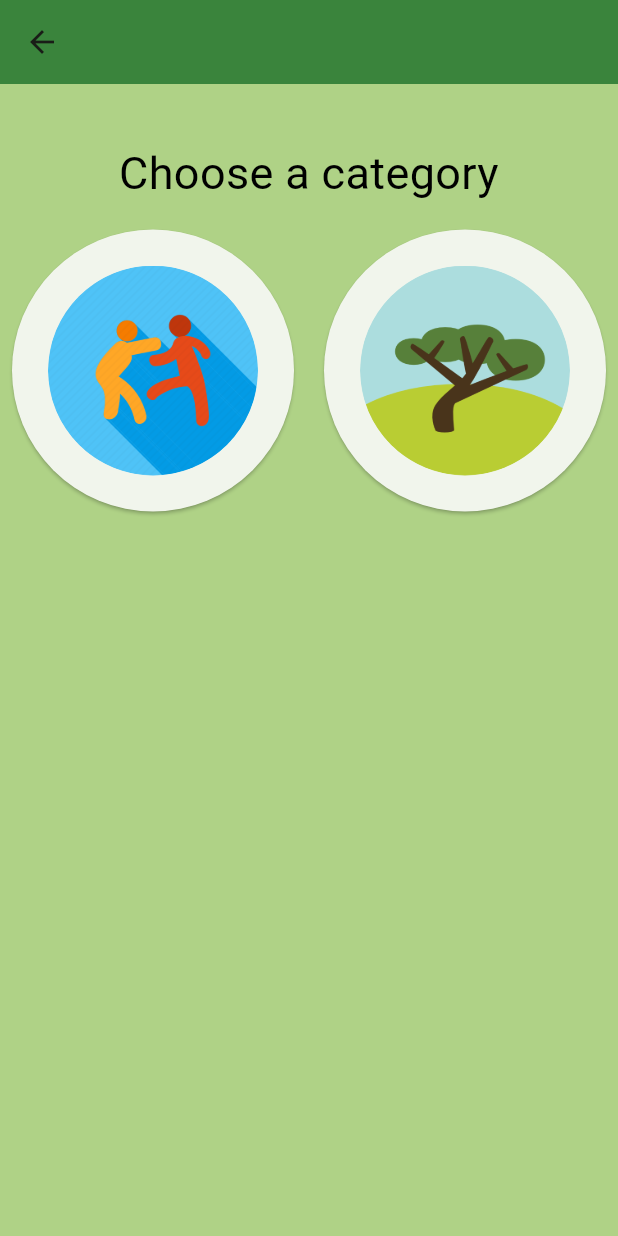
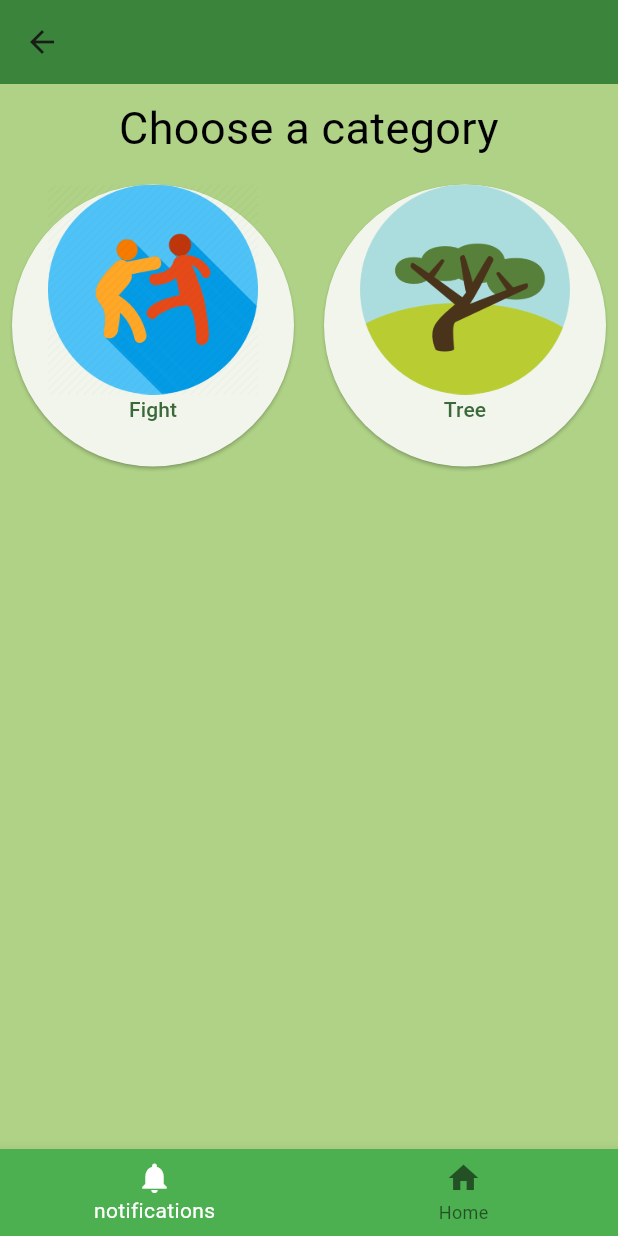
Before and after one commit to saja-massimi/notify_ju, a Flutter app: the Categories screen opened directly, on a phone screen of 412 x 824 dp. Run offline on Flutter 3.47's test engine with Material 3 defaults, Android fonts, the light colour scheme and no system bars; our stand-ins replace get, image_picker; missing offline and left inert: contactus, flutter_sound; accounts and stored records are empty.

Commit message:
hala last

```diff
--- /dev/null
+++ b/devtools_options.yaml
@@ -0,0 +1 @@
+extensions:
--- a/lib/Screens/categories.dart
+++ b/lib/Screens/categories.dart
@@ -1,5 +1,6 @@
 import 'package:flutter/material.dart';
 import 'package:notify_ju/Screens/add_report.dart';
+import 'package:notify_ju/Screens/reportNotification.dart';
 
 class Categories extends StatelessWidget {
   final List<String> image = [
@@ -7,16 +8,20 @@ class Categories extends StatelessWidget {
     'images/tree.png',
   ];
 
+  final List<String> names = [
+    'Fight',
+    'Tree',
+  ];
+
   @override
   Widget build(BuildContext context) {
-    return  Scaffold(
-        backgroundColor:const Color.fromARGB(255, 175, 210, 134),
+    return Scaffold(
+        backgroundColor: const Color.fromARGB(255, 175, 210, 134),
         appBar: AppBar(
           backgroundColor: const Color.fromARGB(255, 58, 132, 60),
         ),
-        body: ListView(
-          children: [
-          const  SizedBox(height: 30.0),
+        body: Column(
+          children: <Widget>[
             const Padding(
               padding: EdgeInsets.all(8.0),
               child: Text(
@@ -37,25 +42,23 @@ class Categories extends StatelessWidget {
               children: List.generate(
                 image.length,
                 (index) => Container(
-
                   padding: const EdgeInsets.all(8.0),
                   child: ElevatedButton(
                     onPressed: () {
-
-                  Navigator.push(
-                      context,
-                      MaterialPageRoute(builder: (context) => addReport()),
-                    );
-
-
+                      Navigator.push(
+                        context,
+                        MaterialPageRoute(
+                          builder: (context) => addReport(
+                            reportType: names[index],
+                          ),
+                        ),
+                      );
                     },
-                    child: ClipOval(
-                      child: Image.asset(
-
-                        image[index],
-                        fit: BoxFit.cover,
-
-                      ),
+                    child: Column(
+                      children: <Widget>[
+                        Image.asset(image[index]),
+                        Text(names[index]),
+                      ],
                     ),
                   ),
                 ),
@@ -63,6 +66,33 @@ class Categories extends StatelessWidget {
             ),
           ],
         ),
-      );
+        bottomNavigationBar: BottomNavigationBar(
+          backgroundColor: Colors.green,
+          items: const <BottomNavigationBarItem>[
+            BottomNavigationBarItem(
+                icon: Icon(Icons.notifications),
+                label: 'notifications',
+                backgroundColor: Colors.white),
+            BottomNavigationBarItem(
+                icon: Icon(Icons.home),
+                label: 'Home',
+                backgroundColor: Colors.white),
+          ],
+          selectedItemColor: Color.fromARGB(255, 255, 255, 255),
+          onTap: (int index) {
+            if (index == 0) {
+              Navigator.push(
+                context,
+                MaterialPageRoute(builder: (context) => ReportNotification()),
+              );
+            } else if (index == 1) {
+              // Replace `HomePage` with the desired home page widget
+              Navigator.push(
+                context,
+                MaterialPageRoute(builder: (context) => Categories()),
+              );
+            }
+          },
+        ));
   }
 }
--- a/pubspec.yaml
+++ b/pubspec.yaml
@@ -32,6 +32,8 @@ dependencies:
   flutter:
     sdk: flutter
   contactus: ^1.2.3
+  intl: ^0.17.0
+  flutter_sound: ^8.1.4
 
 
   # The following adds the Cupertino Icons font to your application.
```
Also changed, not shown: lib/Screens/add_report.dart (+50 -10 lines), lib/Screens/reportNotification.dart (+46 -5 lines), lib/Widgets/mic.dart (added, +49 -0 lines), pubspec.lock, 1 other file.
